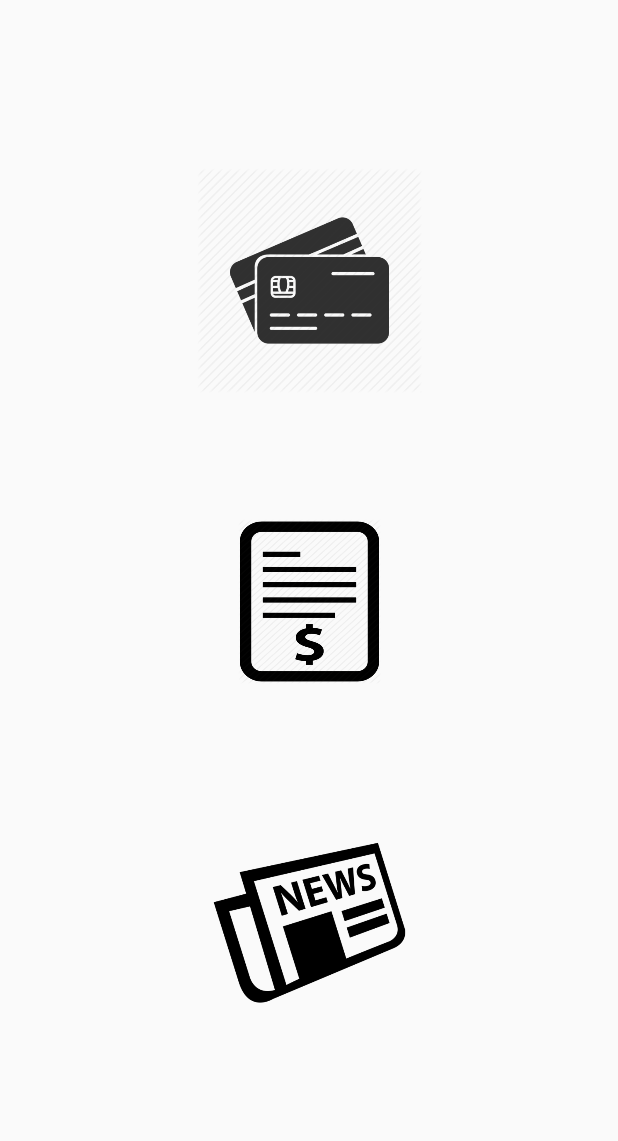
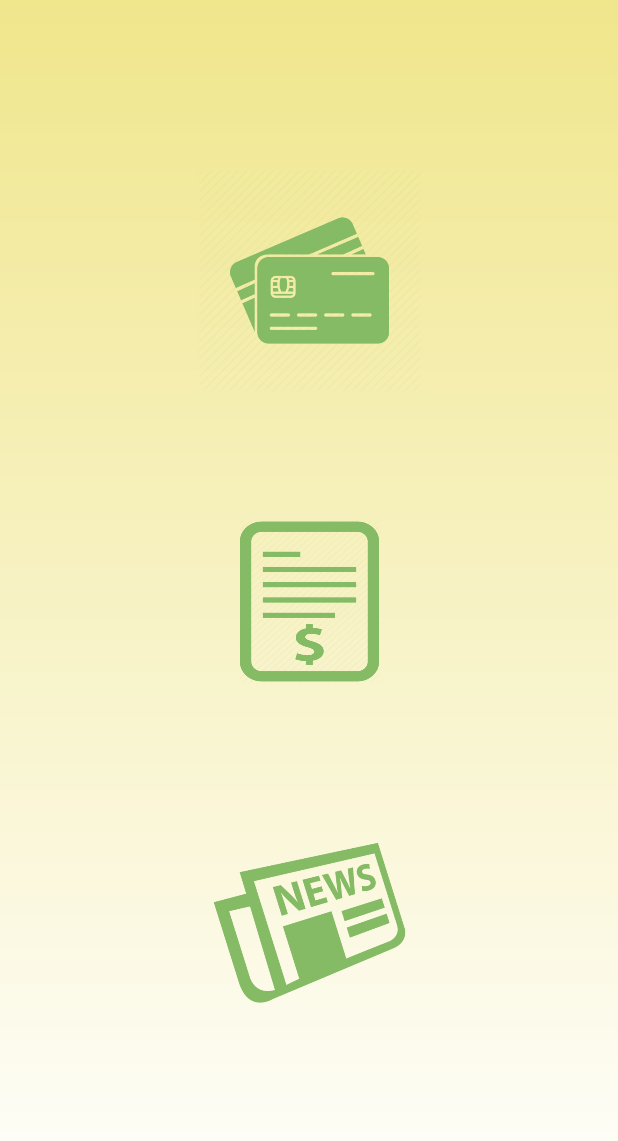
Before and after one commit to arshef/FinalProject, an Android app: the layout activity_main.xml on its own in the app's theme, with its tools: preview values and no code run, on a phone screen of 412 x 824 dp. Shown: the top 1141 px of the screen. Run offline under Robolectric (Android 15) with nearby library versions, the phone set to English and light mode, and no system bars.

Commit message:
Design 1.0

```diff
--- /dev/null
+++ b/app/src/main/java/org/arshef/finalproject/LoginActivity.java
@@ -0,0 +1,6 @@
+package org.arshef.finalproject;
+
+import android.support.v7.app.AppCompatActivity;
+
+public class LoginActivity extends AppCompatActivity {
+}
--- /dev/null
+++ b/app/src/main/res/drawable/grad.xml
@@ -0,0 +1,8 @@
+<?xml version="1.0" encoding="utf-8"?>
+<shape xmlns:android="http://schemas.android.com/apk/res/android">
+    <gradient
+        android:type="linear"
+        android:angle="270"
+        android:startColor="@color/appTheme"
+        android:endColor="#fff" />
+</shape>
--- a/app/src/main/res/layout/activity_main.xml
+++ b/app/src/main/res/layout/activity_main.xml
@@ -4,6 +4,7 @@
     xmlns:tools="http://schemas.android.com/tools"
     android:layout_width="match_parent"
     android:layout_height="match_parent"
+    android:background="@drawable/grad"
     tools:context=".MainActivity">
 
     <ImageButton
@@ -14,6 +15,7 @@
         android:layout_marginTop="28dp"
         android:layout_marginRight="8dp"
         android:background="@drawable/creditcard"
+        android:backgroundTint="@color/dollar"
         app:layout_constraintBottom_toTopOf="@id/bill_btn"
         app:layout_constraintLeft_toLeftOf="parent"
         app:layout_constraintRight_toRightOf="parent"
@@ -24,6 +26,7 @@
         android:layout_width="95dp"
         android:layout_height="110dp"
         android:background="@drawable/bill"
+        android:backgroundTint="@color/dollar"
         app:layout_constraintBottom_toTopOf="@id/news_btn"
         app:layout_constraintLeft_toLeftOf="@id/creditcard_btn"
         app:layout_constraintRight_toRightOf="@id/creditcard_btn"
@@ -34,6 +37,7 @@
         android:layout_width="150dp"
         android:layout_height="150dp"
         android:background="@drawable/newspaper_420020"
+        android:backgroundTint="@color/dollar"
         app:layout_constraintBottom_toBottomOf="parent"
         app:layout_constraintLeft_toLeftOf="@id/creditcard_btn"
         app:layout_constraintRight_toRightOf="@id/creditcard_btn"
--- a/app/src/main/res/values/colors.xml
+++ b/app/src/main/res/values/colors.xml
@@ -3,4 +3,6 @@
     <color name="colorPrimary">#008577</color>
     <color name="colorPrimaryDark">#00574B</color>
     <color name="colorAccent">#D81B60</color>
+    <color name="appTheme">#F0E68C</color>
+    <color name="dollar">#85bb65</color>
 </resources>
```
